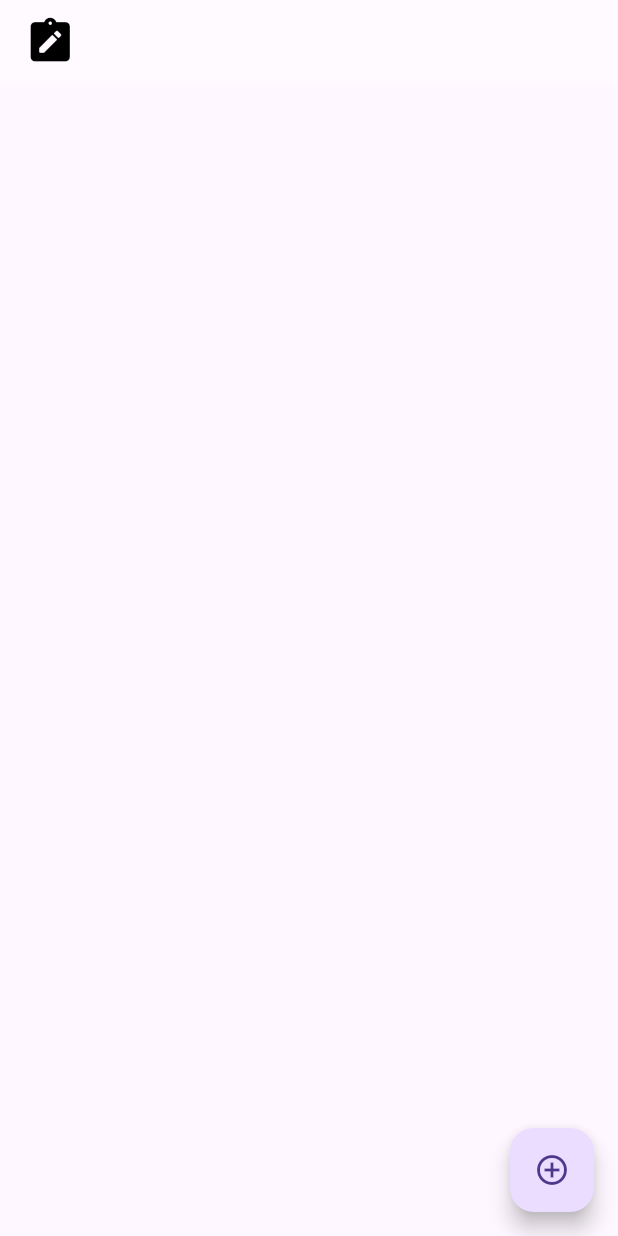
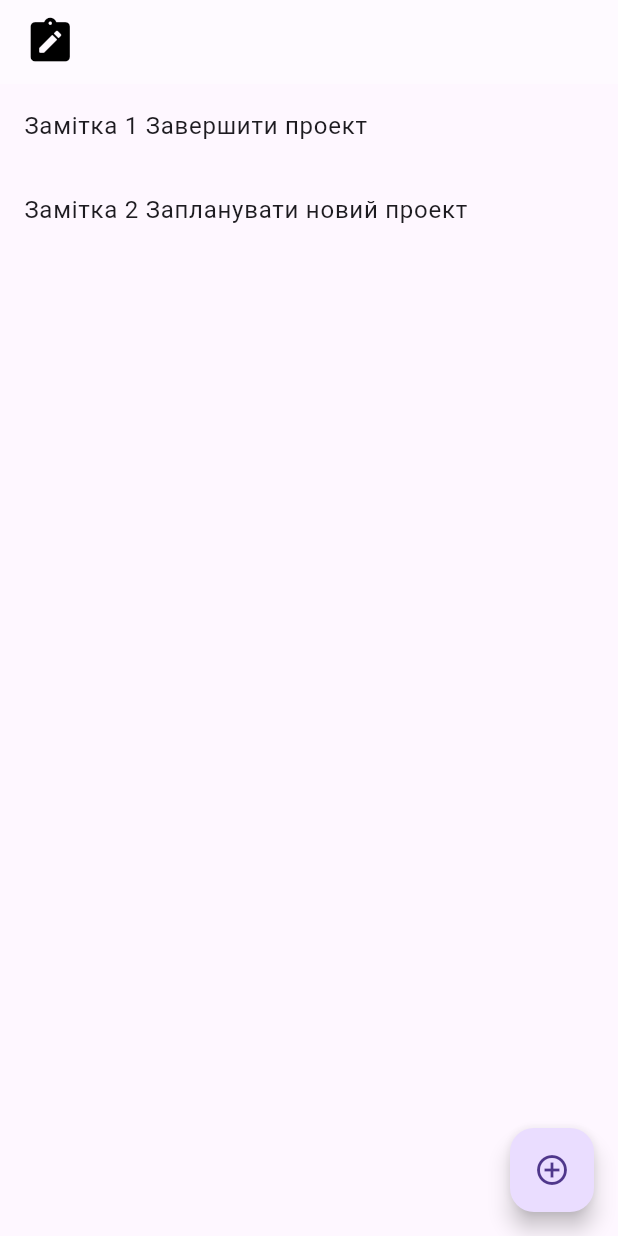
Before and after one commit to TanyaKostinska/NoteAplication, a Flutter app: the screen it shows after launch, on a phone screen of 412 x 824 dp. Run offline on Flutter 3.47's test engine with Material 3 defaults, Android fonts, the phone set to English and light mode, and no system bars.

Commit message:
Add noteList

```diff
--- a/lib/home_page.dart
+++ b/lib/home_page.dart
@@ -1,4 +1,6 @@
 import 'package:flutter/material.dart';
+
+import 'models/note_model.dart';
 
 class HomePage extends StatefulWidget {
   const HomePage({super.key});
@@ -8,6 +10,21 @@ class HomePage extends StatefulWidget {
 }
 
 class _HomePageState extends State<HomePage> {
+  List<NoteModel> noteList = [
+    NoteModel(
+        name: 'Замiтка 1',
+        description: 'Завершити проект',
+        deadline: 'Впродовж тижня'),
+    NoteModel(
+        name: 'Замiтка 2',
+        description: 'Запланувати новий проект',
+        deadline: 'До настуного понедiлка')
+  ];
+
+  final TextEditingController noteController = TextEditingController();
+
+  void addNotes (){}
+
   @override
   Widget build(BuildContext context) {
     return Scaffold(
@@ -23,17 +40,80 @@ class _HomePageState extends State<HomePage> {
           ],
         ),
       ),
-      body: const Column(
-        children: [
-          SizedBox(height: 20),
-        ],
-      ),
+      body: noteList.isEmpty
+          ? const Center(child: Text('Ваш список пустий, додайте нову замiтку'))
+          : ListView.builder(
+              itemCount: noteList.length,
+              itemBuilder: (context, index) {
+                return ListTile(
+                  title: Text( noteList[index].name + ' ' + noteList[index].description),
+
+                );
+              },
+            ),
+
+      //  Column(
+      //   children: [
+      //     SizedBox(height: 20),
+      //   ],
+      // );
       floatingActionButton: FloatingActionButton(
-        onPressed: () {
-          Navigator.pop(context);
-        },
+        onPressed: _showDialogAddContact,
         child: const Icon(Icons.add_circle_outline),
       ),
     );
   }
+
+  void _showDialogAddContact() {
+    showDialog(
+        context: context,
+        builder: (BuildContext context) {
+          return AlertDialog(
+            title: const Text('Додати нову замітку'),
+            content: SizedBox(
+              width: 250,
+              height: 250,
+              child: ListView(
+                children: [
+                  TextField(
+                    controller: noteController,
+                    keyboardType: TextInputType.name,
+                    decoration: const InputDecoration(
+                      label: Text('Введiть короткий опис замiтки'),
+                      hintText: 'короткий опис ',
+                      hintStyle: TextStyle(color: Colors.grey),
+                      border: OutlineInputBorder(),
+                    ),
+                    onTap: (){},
+                  ),
+                  const SizedBox(
+                    height: 25,
+                  ),
+                ],
+              ),
+            ),
+            actions: [
+              ElevatedButton(
+                onPressed: () {
+                  setState(() {
+                    noteList.add(NoteModel(name: noteController.text, description: '', deadline: ''),);
+                  });
+                  Navigator.pop(context);
+                },
+                child: const Text(
+                  'Add',
+                ),
+              ),
+              OutlinedButton(
+                onPressed: () {
+                  Navigator.pop(context);
+                },
+                child: const Text(
+                  'Close',
+                ),
+              ),
+            ],
+          );
+        });
+  }
 }
--- /dev/null
+++ b/lib/models/note_model.dart
@@ -0,0 +1,9 @@
+class NoteModel {
+  final String name;
+  final String description;
+  final String deadline;
+
+  NoteModel({required this.name, required this.description, required this.deadline,});
+
+
+}
```
Also changed, not shown: pubspec.lock.
